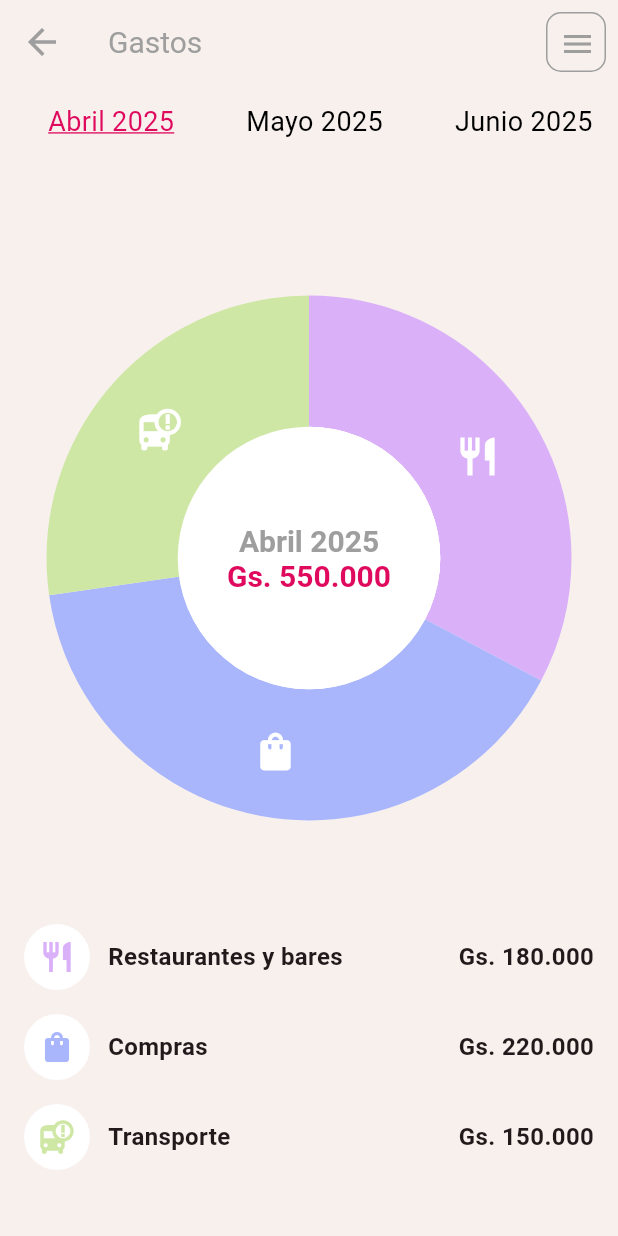
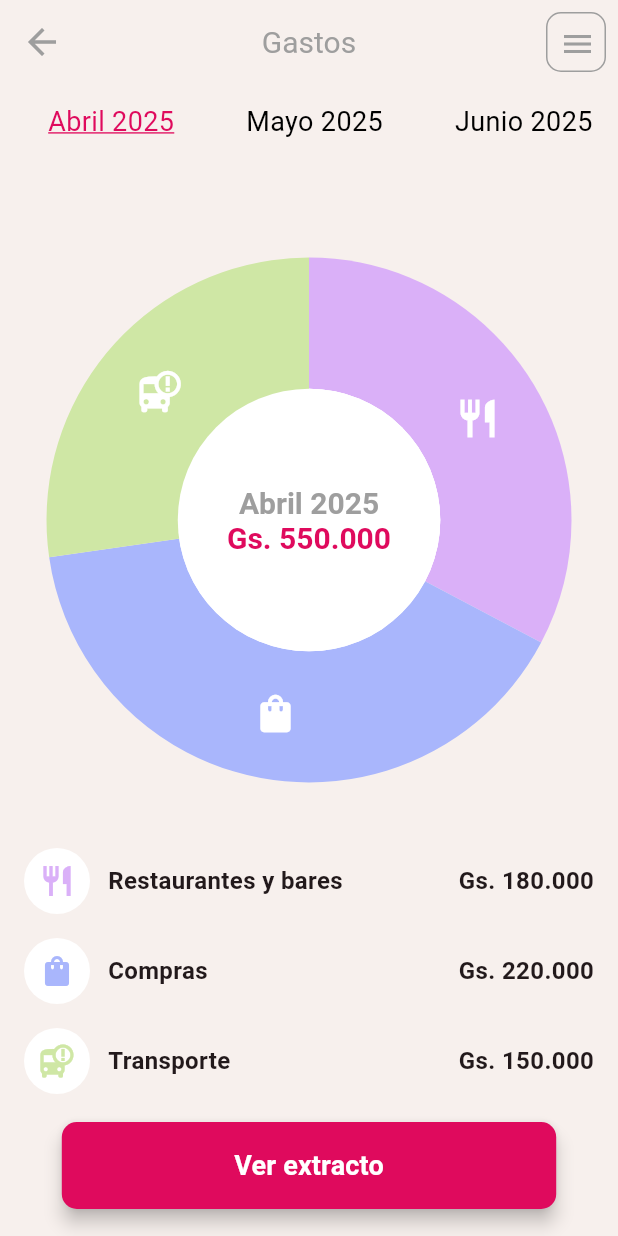
Before and after one commit to tobias-tj/eClubApp, a Flutter app: the ExpensesScreen screen opened by its route, on a phone screen of 412 x 824 dp. Run offline on Flutter 3.47's test engine with Material 3 defaults, Android fonts, the light colour scheme and no system bars; our stand-ins replace animate_do, go_router, hugeicons, lottie.

Commit message:
Update boton extracto y pantalla category_details

```diff
--- /dev/null
+++ b/lib/components/analytic/button_extract.dart
@@ -0,0 +1,40 @@
+import 'package:e_club/styles/app_colors.dart';
+import 'package:flutter/material.dart';
+
+class ButtonExtract extends StatelessWidget {
+  const ButtonExtract({
+    super.key,
+    required this.size,
+  });
+
+  final double size;
+
+  @override
+  Widget build(BuildContext context) {
+    return SizedBox(
+      width: size * 0.8,
+      child: Padding(
+        padding: const EdgeInsets.only(bottom: 18.0),
+        child: ElevatedButton(
+          style: ElevatedButton.styleFrom(
+            backgroundColor: AppColors.redPrimaryColor,
+            foregroundColor: AppColors.textColor,
+            padding: const EdgeInsets.symmetric(vertical: 16),
+            shape: RoundedRectangleBorder(
+              borderRadius: BorderRadius.circular(10),
+            ),
+            elevation: 5,
+          ),
+          onPressed: () => {},
+          child: Text(
+            'Ver extracto',
+            style: const TextStyle(
+              fontSize: 18,
+              fontWeight: FontWeight.bold,
+            ),
+          ),
+        ),
+      ),
+    );
+  }
+}
--- a/lib/screens/analytic/category_detail_screen.dart
+++ b/lib/screens/analytic/category_detail_screen.dart
@@ -1,3 +1,4 @@
+import 'package:e_club/components/analytic/button_extract.dart';
 import 'package:e_club/components/analytic/doughnut_chart_painter.dart';
 import 'package:e_club/models/category.dart';
 import 'package:e_club/models/expense_item.dart';
@@ -12,10 +13,10 @@ class CategoryDetailScreen extends StatefulWidget {
   final String initialMonth;
 
   const CategoryDetailScreen({
-    Key? key,
+    super.key,
     required this.category,
     required this.initialMonth,
-  }) : super(key: key);
+  });
 
   @override
   State<CategoryDetailScreen> createState() => _CategoryDetailScreenState();
@@ -54,6 +55,8 @@ class _CategoryDetailScreenState extends State<CategoryDetailScreen> {
 
   @override
   Widget build(BuildContext context) {
+    final size = MediaQuery.of(context).size.width;
+
     final selectedMonth = expensesMonth[selectedMonthIndex];
     final dateFormat = DateFormat('dd/MM/yyyy');
 
@@ -62,6 +65,7 @@ class _CategoryDetailScreenState extends State<CategoryDetailScreen> {
       appBar: AppBar(
         backgroundColor: AppColors.backgroundColor,
         elevation: 0,
+        centerTitle: true,
         title: Text(
           widget.category.name,
           style: const TextStyle(fontSize: 20, color: Colors.grey),
@@ -149,6 +153,7 @@ class _CategoryDetailScreenState extends State<CategoryDetailScreen> {
               ),
             ),
           ),
+          SizedBox(height: 28),
           Expanded(
             flex: 3,
             child: ListView.builder(
@@ -197,8 +202,8 @@ class _CategoryDetailScreenState extends State<CategoryDetailScreen> {
                         ),
                         Text(
                           dateFormat.format(expense.dateTime),
-                          style: const TextStyle(
-                              fontSize: 12, color: Colors.black),
+                          style:
+                              const TextStyle(fontSize: 12, color: Colors.grey),
                         )
                       ],
                     ),
@@ -207,6 +212,7 @@ class _CategoryDetailScreenState extends State<CategoryDetailScreen> {
               },
             ),
           ),
+          ButtonExtract(size: size),
         ],
       ),
     );
--- a/lib/screens/analytic/expenses_screen.dart
+++ b/lib/screens/analytic/expenses_screen.dart
@@ -1,3 +1,4 @@
+import 'package:e_club/components/analytic/button_extract.dart';
 import 'package:e_club/components/analytic/interactive_doughnut.dart';
 import 'package:e_club/models/category.dart';
 import 'package:e_club/utils/format_currency.dart';
@@ -22,6 +23,7 @@ class _ExpensesScreenState extends State<ExpensesScreen> {
   @override
   Widget build(BuildContext context) {
     final selectedMonth = expensesMonth[selectedMonthIndex];
+    final size = MediaQuery.of(context).size.width;
 
     final List<Category> categories = selectedMonth.categories.map((category) {
       return Category(
@@ -37,6 +39,7 @@ class _ExpensesScreenState extends State<ExpensesScreen> {
       appBar: AppBar(
         backgroundColor: AppColors.backgroundColor,
         elevation: 0,
+        centerTitle: true,
         title: const Text(
           'Gastos',
           style: TextStyle(fontSize: 20, color: Colors.grey),
@@ -168,6 +171,7 @@ class _ExpensesScreenState extends State<ExpensesScreen> {
               },
             ),
           ),
+          ButtonExtract(size: size),
         ],
       ),
     );
```
